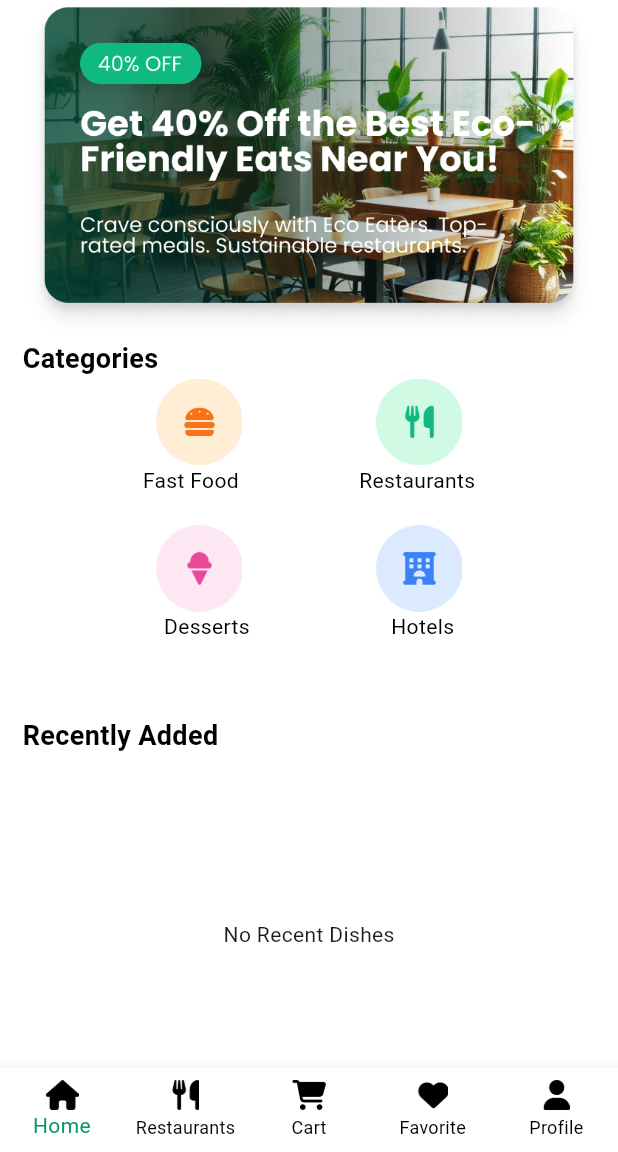
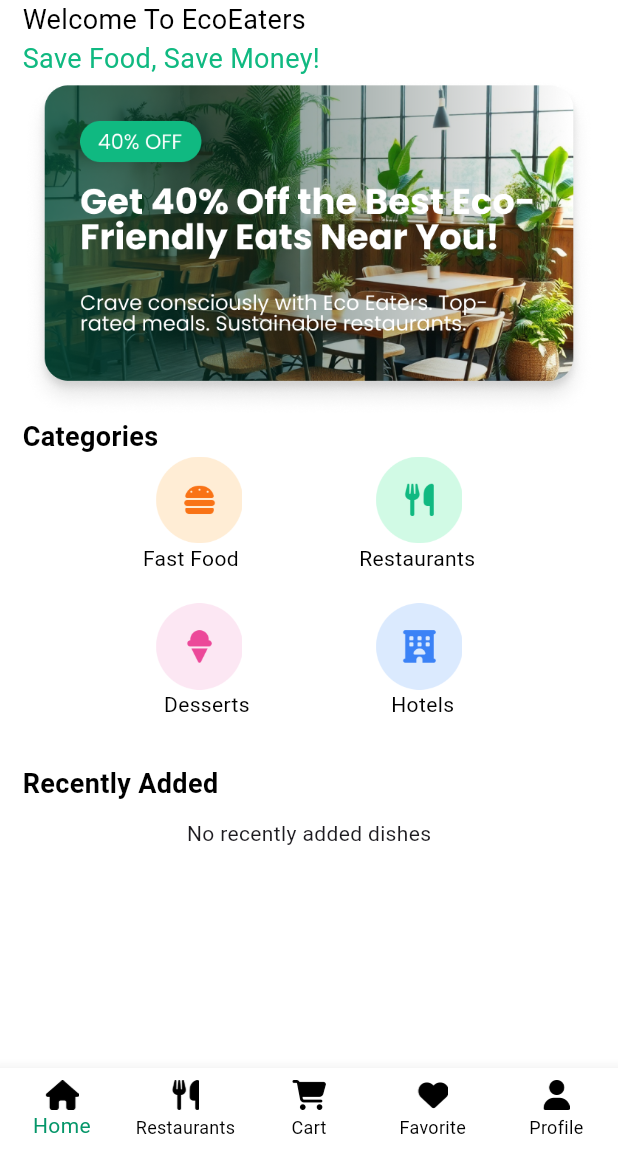
Before and after one commit to Faridaessam1/eco, a Flutter app: the LayoutCustomer screen opened by its route, on a phone screen of 412 x 824 dp, the part 84-1236 px from its top. Run offline on Flutter 3.47's test engine with Material 3 defaults, Android fonts, the phone set to English and light mode, and no system bars; our stand-ins replace animated_custom_dropdown, bot_toast, cloud_firestore, firebase_auth, firebase_core, flutter_easyloading and 4 more; accounts and stored records are empty; generated files the repository leaves out were written again.

Commit message:
*finish recently added logic in customer home tab

```diff
--- /dev/null
+++ b/lib/Data/recently_added_dish_data_model.dart
@@ -0,0 +1,48 @@
+import 'package:cloud_firestore/cloud_firestore.dart';
+
+class RecentlyAddedDishDataModel{
+  String dishId;
+  final String dishName;
+  final String? dishImage;
+  final int dishQuantity;
+  final double dishPrice;
+  final String dishCategory;
+  final String? dishAdditionalInfo;
+  final Timestamp? createdAt;
+
+   RecentlyAddedDishDataModel({
+    required this.dishName,
+     this.dishId ="",
+    required this.dishImage,
+    required this.dishQuantity,
+    required this.dishPrice,
+    required this.dishCategory,
+    required this.dishAdditionalInfo,
+     this.createdAt,
+});
+
+
+  Map <String, dynamic> toFireStore(){
+    return {
+      "dishName" : dishName,
+      "dishImage":dishImage,
+      "dishQuantity": dishQuantity,
+      "dishPrice": dishPrice,
+      "dishCategory": dishCategory,
+      "dishAdditionalInfo" :dishAdditionalInfo,
+      "createdAt": Timestamp.now(),
+    };
+  }
+
+  factory RecentlyAddedDishDataModel.fromFireStore(Map<String, dynamic> data) {
+    return RecentlyAddedDishDataModel(
+      dishName: data['dishName'] ?? 'Unknown Dish',
+      dishAdditionalInfo: data['dishAdditionalInfo'] ?? "No additional info" ,
+      dishPrice: data['dishPrice'] ?? 0,
+      dishImage: data['dishImage'] ?? 'assets/images/recentlyAddedImg.png',
+      dishQuantity: data['dishQuantity'] ?? 1,
+      createdAt: data['createdAt'] ?? Timestamp.now(),
+      dishCategory: data['dishCategory'] ?? "hotels",
+    );
+  }
+}
--- a/lib/core/FirebaseServices/firebas_firestore_customer.dart
+++ b/lib/core/FirebaseServices/firebas_firestore_customer.dart
@@ -145,61 +145,35 @@ abstract class FireBaseFirestoreServicesCustomer{
     return restaurantDishes;
   }
 
-  static Future<List<Map<String, dynamic>>> getRecentlyAddedDishes({int hours = 6}) async {
-    List<Map<String, dynamic>> recentDishes = [];
+
+  static Future<List<Map<String, dynamic>>> getRecentlyAddedDishes() async {
+    final FirebaseFirestore firestore = FirebaseFirestore.instance;
+    final DateTime threeHoursAgo = DateTime.now().subtract(const Duration(hours: 24));
+    List<Map<String, dynamic>> recentlyAddedDishes = [];
+
     try {
-      // حساب الوقت الحالي ووقت بداية الفلترة
-      Timestamp now = Timestamp.now();
-      DateTime timeThreshold = DateTime.now().subtract(Duration(hours: hours));
-
-      // جلب كل المستخدمين من نوع seller
-      var usersSnapshot = await FirebaseFirestore.instance
-          .collection('users')
-          .where('userType', isEqualTo: 'seller')
-          .get();
-
-      print("Fetched users: ${usersSnapshot.docs.length} users found.");
+      final usersSnapshot = await firestore.collection('users').get();
 
       for (var userDoc in usersSnapshot.docs) {
-        String restaurantName = userDoc['businessName'] ?? 'Unknown';
+        if (userDoc.data()['userType'] == 'seller') {
+          final dishesSnapshot = await firestore
+              .collection('users')
+              .doc(userDoc.id)
+              .collection('dishes')
+              .where('createdAt', isGreaterThan: Timestamp.fromDate(threeHoursAgo))
+              .get();
 
-        // جلب الأطباق التابعة لكل بائع
-        var dishesSnapshot = await FirebaseFirestore.instance
-            .collection('users')
-            .doc(userDoc.id)
-            .collection('dishes')
-            .get();
-
-        print("Fetched dishes for restaurant $restaurantName: ${dishesSnapshot.docs.length} dishes found.");
-
-        for (var dishDoc in dishesSnapshot.docs) {
-          var data = dishDoc.data();
-          Timestamp createdAt = data['createdAt'] ?? Timestamp.now();
-
-          // فلترة حسب الوقت (الأطباق المضافة حديثًا فقط)
-          if (createdAt.toDate().isAfter(timeThreshold)) {
-            recentDishes.add({
-              'restaurantId': userDoc.id,
-              'restaurantName': restaurantName,
-              'dishName': data['dishName']?? "fire",
-              'dishAdditionalInfo': data['dishAdditionalInfo']??"no info",
-              'dishPrice': data['dishPrice']??6,
-              'dishImage': data['dishImage'] ?? "assets/images/recentlyAddedImg.png",
-              'dishQuantity': data['dishQuantity']??5,
-              'createdAt': createdAt,
-              'dishCategory': data['dishCategory']??"fast food",
-            });
+          for (var dishDoc in dishesSnapshot.docs) {
+            recentlyAddedDishes.add(dishDoc.data());
           }
         }
       }
 
-      print("Total recent dishes fetched: ${recentDishes.length}");
-
+      return recentlyAddedDishes;
     } catch (e) {
-      print("Error fetching recent dishes: $e");
+      print('Error fetching recently added dishes: $e');
+      return [];
     }
-
-    return recentDishes;
   }
 
 
--- /dev/null
+++ b/lib/ui/customer/homeTab/customer_home_tab.dart
@@ -0,0 +1,191 @@
+import 'package:flutter/material.dart';
+import '../../../Data/recently_added_dish_data_model.dart';
+import '../../../core/FirebaseServices/firebas_firestore_customer.dart';
+import '../../../core/constants/app_assets.dart';
+import '../../../core/constants/app_colors.dart';
+import '../widgets/recently_added_card.dart';
+
+class CustomerHomeTab extends StatefulWidget {
+
+  @override
+  State<CustomerHomeTab> createState() => _CustomerHomeTabState();
+}
+
+class _CustomerHomeTabState extends State<CustomerHomeTab> {
+  // late RecentlyAddedDishDataModel dishData;
+  Future<List<Map<String, dynamic>>>? _recentDishesFuture;
+
+  @override
+  void initState() {
+    super.initState();
+    _recentDishesFuture = FireBaseFirestoreServicesCustomer.getRecentlyAddedDishes();
+  }
+
+  @override
+  Widget build(BuildContext context) {
+    var height = MediaQuery.of(context).size.height;
+    return Scaffold(
+      backgroundColor: AppColors.white,
+      appBar: AppBar(
+        centerTitle: true,
+        title: Image.asset(AppAssets.appLogo),
+        actions: [
+          IconButton(
+              onPressed: () {},
+              icon: Image.asset(
+                AppAssets.searchIcon,
+                width: 20,
+                height: 20,
+              )),
+          IconButton(
+              onPressed: () {},
+              icon: Image.asset(
+                AppAssets.notificationsIcon,
+                width: 20,
+                height: 20,
+              )),
+        ],
+      ),
+      body: Padding(
+        padding: const EdgeInsets.symmetric(horizontal: 15),
+        child: SingleChildScrollView(
+          child: Column(
+            crossAxisAlignment: CrossAxisAlignment.start,
+            children: [
+              const Text("Welcome To EcoEaters",
+              style: TextStyle(
+                fontWeight: FontWeight.w400,
+                fontSize: 18,
+                color: AppColors.black
+              ),),
+              const Text("Save Food, Save Money!",
+                style: TextStyle(
+                  fontWeight: FontWeight.w400,
+                  fontSize: 18,
+                  color: AppColors.primaryColor
+              ),),
+              Image.asset(AppAssets.ad1),
+              const Text(
+                "Categories",
+                style: TextStyle(
+                  color: AppColors.black,
+                  fontSize: 18,
+                  fontWeight: FontWeight.w600,
+                ),
+              ),
+              Column(
+                children: [
+                  Row(
+                    mainAxisAlignment: MainAxisAlignment.spaceEvenly,
+                    children: [
+                      Image.asset(AppAssets.fastFoodIcon , height: height * 0.07,),
+                      Image.asset(AppAssets.restaurantIcon, height: height * 0.07,),
+
+                    ],
+                  ),
+                  const Row(
+                    mainAxisAlignment: MainAxisAlignment.spaceEvenly,
+                    children: [
+                      Text("Fast Food",
+                      style: TextStyle(
+                        color: AppColors.black,
+                        fontSize: 14,
+                        fontWeight: FontWeight.w400,
+                      ),),
+                      Text("Restaurants",
+                        style: TextStyle(
+                          color: AppColors.black,
+                          fontSize: 14,
+                          fontWeight: FontWeight.w400,
+                        ),),],
+                  ),
+                  const SizedBox(
+                    height: 20,
+                  ),
+                  Row(
+                    mainAxisAlignment: MainAxisAlignment.spaceEvenly,
+                    children: [
+                      Image.asset(AppAssets.dessertIcon, height: height * 0.07,),
+                      Image.asset(AppAssets.hotelsIcon, height: height * 0.07,),
+
+                    ],
+                  ),
+                  const Row(
+                    mainAxisAlignment: MainAxisAlignment.spaceEvenly,
+                    children: [
+                      Text("Desserts",
+                        style: TextStyle(
+                          color: AppColors.black,
+                          fontSize: 14,
+                          fontWeight: FontWeight.w400,
+                        ),),
+                      Text("Hotels",
+                        style: TextStyle(
+                          color: AppColors.black,
+                          fontSize: 14,
+                          fontWeight: FontWeight.w400,
+                        ),),
+                    ],
+                  ),
+                  const SizedBox(
+                    height: 20,
+                  ),
+                ],
+              ),
+              const SizedBox(
+                height: 10,
+              ),
+              const Text(
+                "Recently Added",
+                style: TextStyle(
+                  color: AppColors.black,
+                  fontSize: 18,
+                  fontWeight: FontWeight.w600,
+                ),
+              ),
+              const SizedBox(
+                height: 10,
+              ),
+              FutureBuilder<List<Map<String, dynamic>>>(
+                future: _recentDishesFuture,
+                builder: (context, snapshot) {
+                  if (snapshot.connectionState == ConnectionState.waiting) {
+                    return const Center(child: CircularProgressIndicator());
+                  } else if (snapshot.hasError) {
+                    return const Center(child: Text('Error loading dishes'));
+                  } else if (!snapshot.hasData || snapshot.data!.isEmpty) {
+                    return const Center(child: Text('No recently added dishes'));
+                  } else {
+                    List<RecentlyAddedDishDataModel> dishes = snapshot.data!
+                        .map((dishMap) => RecentlyAddedDishDataModel.fromFireStore(dishMap))
+                        .toList();
+
+                    return SizedBox(
+                      height: 220, // عشان تبقي الكروت أفقية في صف واحد
+                      child: ListView.separated(
+                        scrollDirection: Axis.horizontal,
+                        itemCount: dishes.length,
+                        itemBuilder: (context, index) {
+                          return RecentlyAddedCard(
+                              dishData: {
+                            "dishName": dishes[index].dishName,
+                            "dishImage": dishes[index].dishImage,
+                            "dishPrice": dishes[index].dishPrice,
+                            // كده تقدر توصلي للداتا داخل RecentlyAddedCard
+                          });
+                        },
+                        separatorBuilder: (_, __) => const SizedBox(width: 10),
+                      ),
+                    );
+                  }
+                },
+              ),
+
+
+            ],
+          ),
+        ),
+      ),
+    );
+  }
+}
--- a/lib/ui/customer/homeTab/home_tab.dart
+++ /dev/null
@@ -1,183 +0,0 @@
-
-import 'package:flutter/material.dart';
-
-import '../../../Data/dish_data_model.dart';
-import '../../../core/FirebaseServices/firebas_firestore_customer.dart';
-import '../../../core/constants/app_assets.dart';
-import '../../../core/constants/app_colors.dart';
-import '../widgets/food_item_card.dart';
-import '../widgets/recently_added_card.dart';
-
-class HomeTab extends StatefulWidget {
-  @override
-  State<HomeTab> createState() => _HomeTabState();
-}
-
-class _HomeTabState extends State<HomeTab> {
-  Future<List<Map<String, dynamic>>>? _recentDishesFuture;
-
-  @override
-  void initState() {
-    super.initState();
-    _recentDishesFuture = FireBaseFirestoreServicesCustomer.getRecentlyAddedDishes(hours: 24); // أو أي رقم حسب ما تحبي
-  }
-  @override
-  Widget build(BuildContext context) {
-    var height = MediaQuery.of(context).size.height;
-    var width = MediaQuery.of(context).size.width;
-    return Scaffold(
-      backgroundColor: AppColors.white,
-      appBar: AppBar(
-        centerTitle: true,
-        title: Image.asset(AppAssets.appLogo),
-        actions: [
-          IconButton(
-              onPressed: () {},
-              icon: Image.asset(
-                AppAssets.searchIcon,
-                width: 20,
-                height: 20,
-              )),
-          IconButton(
-              onPressed: () {},
-              icon: Image.asset(
-                AppAssets.notificationsIcon,
-                width: 20,
-                height: 20,
-              )),
-        ],
-      ),
-      body: Padding(
-        padding: const EdgeInsets.symmetric(horizontal: 15),
-        child: Column(
-          crossAxisAlignment: CrossAxisAlignment.start,
-          children: [
-            Image.asset(AppAssets.ad1),
-            const Text(
-              "Categories",
-              style: TextStyle(
-                color: AppColors.black,
-                fontSize: 18,
-                fontWeight: FontWeight.w600,
-              ),
-            ),
-            Column(
-              children: [
-                Row(
-                  mainAxisAlignment: MainAxisAlignment.spaceEvenly,
-                  children: [
-                    Image.asset(AppAssets.fastFoodIcon , height: height * 0.07,),
-                    Image.asset(AppAssets.restaurantIcon, height: height * 0.07,),
-
-                  ],
-                ),
-                const Row(
-                  mainAxisAlignment: MainAxisAlignment.spaceEvenly,
-                  children: [
-                    Text("Fast Food",
-                    style: TextStyle(
-                      color: AppColors.black,
-                      fontSize: 14,
-                      fontWeight: FontWeight.w400,
-                    ),),
-                    Text("Restaurants",
-                      style: TextStyle(
-                        color: AppColors.black,
-                        fontSize: 14,
-                        fontWeight: FontWeight.w400,
-                      ),),],
-                ),
-
-
-                const SizedBox(
-                  height: 20,
-                ),
-                Row(
-                  mainAxisAlignment: MainAxisAlignment.spaceEvenly,
-                  children: [
-                    Image.asset(AppAssets.dessertIcon, height: height * 0.07,),
-                    Image.asset(AppAssets.hotelsIcon, height: height * 0.07,),
-
-                  ],
-                ),
-                const Row(
-                  mainAxisAlignment: MainAxisAlignment.spaceEvenly,
-                  children: [
-                    Text("Desserts",
-                      style: TextStyle(
-                        color: AppColors.black,
-                        fontSize: 14,
-                        fontWeight: FontWeight.w400,
-                      ),),
-                    Text("Hotels",
-                      style: TextStyle(
-                        color: AppColors.black,
-                        fontSize: 14,
-                        fontWeight: FontWeight.w400,
-                      ),),
-                  ],
-                ),
-
-
-                const SizedBox(
-                  height: 20,
-                ),
-              ],
-            ),
-            const SizedBox(
-              height: 30,
-            ),
-            const Text(
-              "Recently Added",
-              style: TextStyle(
-                color: AppColors.black,
-                fontSize: 18,
-                fontWeight: FontWeight.w600,
-              ),
-            ),
-            const SizedBox(
-              height: 30,
-            ),
-
-
-            Expanded(
-              child: FutureBuilder<List<Map<String, dynamic>>>(
-                future: _recentDishesFuture,
-                builder: (context, snapshot) {
-                  if (snapshot.connectionState == ConnectionState.waiting) {
-                    return const Center(child: CircularProgressIndicator());
-                  } else if (snapshot.hasError) {
-                    return const Center(child: Text("An Error Occur"));
-                  } else if (!snapshot.hasData || snapshot.data!.isEmpty) {
-                    return const Center(child: Text("No Recent Dishes"));
-                  }
-                  final dishes = snapshot.data!;
-                  return ListView.separated(
-                    scrollDirection: Axis.horizontal,
-                    itemCount: dishes.length,
-                    separatorBuilder: (context, index) => const SizedBox(width: 16),
-                    itemBuilder: (context, index) {
-                      try {
-                        final dishModel = DishDataModel.fromFireStore(dishes[index]);
-
-                        // Print the fetched data for debugging
-                        print('Fetched dish: ${dishModel.dishName}'); // يمكن طباعة اسم الطبق للتأكد من وصول البيانات
-
-                        return RecentlyAddedCard(dishData: dishModel.toFireStore());
-                      } catch (e) {
-                        print("Error parsing dish at index $index: $e");
-                        return const SizedBox(); // في حال حدوث خطأ، يتم تخطي العنصر
-                      }
-                    },
-                  );
-
-                },
-              ),
-            )
-
-          ],
-        ),
-      ),
-    );
-  }
-}
--- a/lib/ui/customer/layout/layout.dart
+++ b/lib/ui/customer/layout/layout.dart
@@ -1,12 +1,9 @@
-
-
 import 'package:flutter/material.dart';
-
 import '../../../core/constants/app_assets.dart';
 import '../../../core/constants/app_colors.dart';
 import '../cartTab/cart_tab.dart';
 import '../favoriteTab/favorite_tab.dart';
-import '../homeTab/home_tab.dart';
+import '../homeTab/customer_home_tab.dart';
 import '../profileTab/profile_tab.dart';
 import '../restaurantsTab/restaurants_tab.dart';
 
@@ -21,7 +18,7 @@ class _LayoutCustomerState extends State<LayoutCustomer> {
   int selectedIndex = 0 ;
 
   List<Widget> tabs = [
-    HomeTab(),
+    CustomerHomeTab(),
     RestaurantsTab(),
     CartTab(),
     FavoriteTab(),
--- a/lib/ui/customer/widgets/food_item_card.dart
+++ b/lib/ui/customer/widgets/food_item_card.dart
@@ -1,3 +1,4 @@
+import 'package:eco_eaters_app_3/core/utils/snack_bar_services.dart';
 import 'package:flutter/material.dart';
 import 'package:provider/provider.dart';
 
@@ -85,7 +86,7 @@ class FoodItemCard extends StatelessWidget {
                 child: IconButton(
                   onPressed: () {
                     Provider.of<CartProvider>(context, listen: false).addToCart(dishData);
-                    ScaffoldMessenger.of(context).showSnackBar(SnackBar(content: Text('Added to cart')));
+                    SnackBarServices.showSuccessMessage('Added to cart');
                   },
                   icon: const Icon(
                     Icons.add,
```
Also changed, not shown: lib/ui/customer/widgets/recently_added_card.dart (+45 -26 lines).
